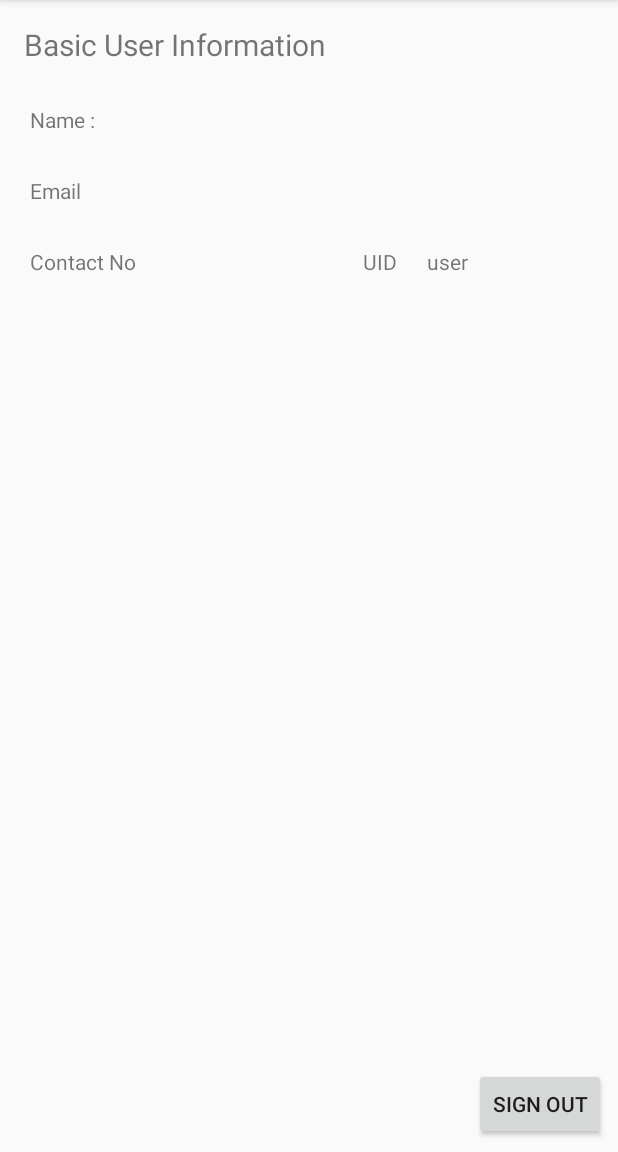
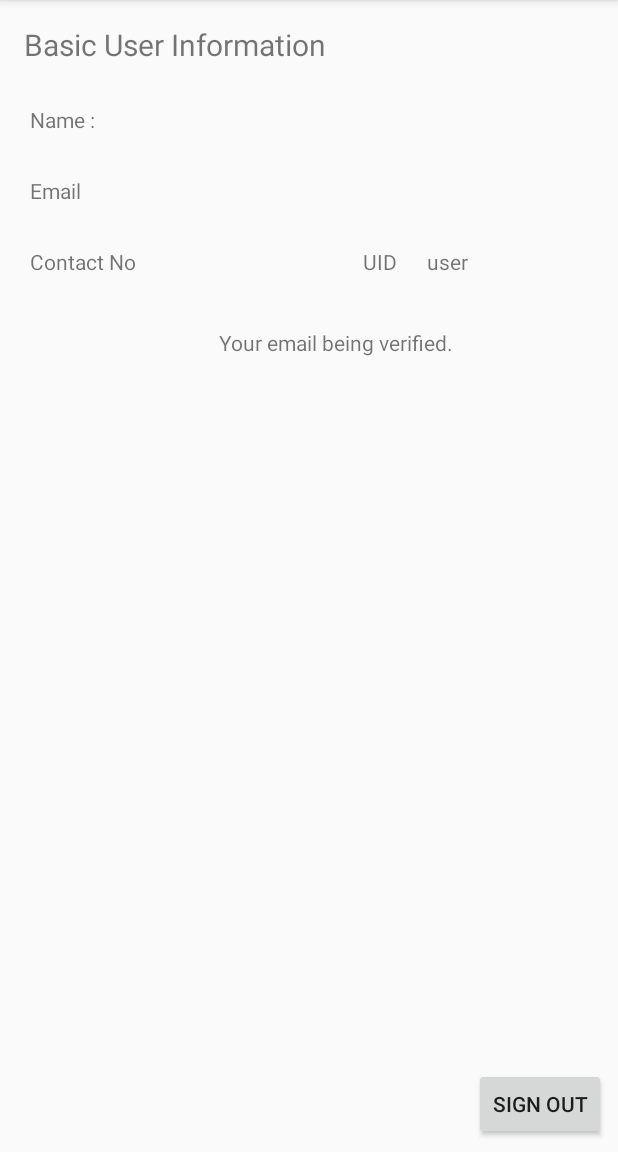
Before and after one commit to Avishka0303/Android_Firebase_authontication, an Android app: the InformationActivity screen opened directly, with no data from a screen before it, on a phone screen of 412 x 824 dp, the part 84-1236 px from its top. Run offline under Robolectric (Android 15) with nearby library versions, the phone set to English and light mode, and no system bars; our stand-ins replace Firebase (no records; nobody signed in at launch, a user with empty details on screens opened directly).

Commit message:
GUI caption 1 finished.

```diff
--- a/app/src/main/java/com/example/predatorx21/fireemailauth/InformationActivity.java
+++ b/app/src/main/java/com/example/predatorx21/fireemailauth/InformationActivity.java
@@ -5,6 +5,7 @@ import android.net.Uri;
 import android.support.annotation.NonNull;
 import android.support.v7.app.AppCompatActivity;
 import android.os.Bundle;
+import android.util.Log;
 import android.view.View;
 import android.widget.Button;
 import android.widget.ImageView;
@@ -19,9 +20,9 @@ import com.google.firebase.auth.FirebaseUser;
 public class InformationActivity extends AppCompatActivity implements View.OnClickListener {
 
     private FirebaseUser user;
-    private TextView username, emailtxt, userid, contactno;
+    private TextView username, emailtxt, userid, contactno,infoTxt;
     private ImageView profilePicView;
-    private Button signoutbtn;
+    private Button signoutbtn,emailBtn;
 
     @Override
     protected void onCreate(Bundle savedInstanceState) {
@@ -34,8 +35,11 @@ public class InformationActivity extends AppCompatActivity implements View.OnCli
         contactno = (TextView) findViewById(R.id.contxt);
         profilePicView = (ImageView) findViewById(R.id.imageView);
         signoutbtn = (Button) findViewById(R.id.signOutBtn);
+        infoTxt=(TextView)findViewById(R.id.notifiTxt);
+        emailBtn=(Button)findViewById(R.id.emailverifyBtn);
 
         signoutbtn.setOnClickListener(this);
+        emailBtn.setOnClickListener(this);
 
         user = MainActivity.mAuth.getCurrentUser();
         setInitialInfo(user);
@@ -48,6 +52,15 @@ public class InformationActivity extends AppCompatActivity implements View.OnCli
         String userPhoneNumber = user.getPhoneNumber();
         String userId = user.getUid();
         Uri photoUrl = user.getPhotoUrl();
+        boolean isverified=user.isEmailVerified();
+
+        if(isverified) {
+            infoTxt.setText(" Your email being verified.");
+            emailBtn.setVisibility(View.INVISIBLE);
+        }else{
+            infoTxt.setText(" Your email has not being verified yet.");
+            emailBtn.setVisibility(View.VISIBLE);
+        }
 
         if (photoUrl == null) {
             Toast.makeText(InformationActivity.this, "No Image URL founded.", Toast.LENGTH_SHORT).show();
@@ -65,7 +78,28 @@ public class InformationActivity extends AppCompatActivity implements View.OnCli
     public void onClick(View view) {
         if (view.getId() == R.id.signOutBtn) {
             signOutFromGoogle();
+        }else if(view.getId()==R.id.emailverifyBtn){
+            verifyTheEmail();
         }
+    }
+
+    private void verifyTheEmail() {
+        final FirebaseUser user=MainActivity.mAuth.getCurrentUser();
+        user.sendEmailVerification().addOnCompleteListener(this, new OnCompleteListener<Void>() {
+            @Override
+            public void onComplete(@NonNull Task<Void> task) {
+                if (task.isSuccessful()) {
+                    Toast.makeText(InformationActivity.this,
+                            "Verification email sent to " + user.getEmail(),
+                            Toast.LENGTH_SHORT).show();
+                } else {
+                    Log.e("InformationActivity", "sendEmailVerification", task.getException());
+                    Toast.makeText(InformationActivity.this,
+                            "Failed to send verification email.",
+                            Toast.LENGTH_SHORT).show();
+                }
+            }
+        });
     }
 
     private void signOutFromGoogle() {
--- a/app/src/main/res/layout/activity_information.xml
+++ b/app/src/main/res/layout/activity_information.xml
@@ -111,12 +111,32 @@
 
     <ImageView
         android:id="@+id/imageView"
-        android:layout_width="wrap_content"
-        android:layout_height="wrap_content"
+        android:layout_width="87dp"
+        android:layout_height="86dp"
         android:layout_marginStart="20dp"
         android:layout_marginTop="25dp"
         app:layout_constraintStart_toStartOf="parent"
         app:layout_constraintTop_toBottomOf="@+id/textView8"
         tools:srcCompat="@tools:sample/avatars[0]" />
 
+    <TextView
+        android:id="@+id/notifiTxt"
+        android:layout_width="261dp"
+        android:layout_height="31dp"
+        android:layout_marginTop="32dp"
+        android:layout_marginEnd="8dp"
+        app:layout_constraintEnd_toEndOf="parent"
+        app:layout_constraintTop_toBottomOf="@+id/uidtxt" />
+
+    <Button
+        android:id="@+id/emailverifyBtn"
+        android:layout_width="wrap_content"
+        android:layout_height="47dp"
+        android:layout_marginEnd="120dp"
+        android:layout_marginBottom="196dp"
+        android:text="verify email"
+        android:textSize="10sp"
+        app:layout_constraintBottom_toBottomOf="parent"
+        app:layout_constraintEnd_toEndOf="parent" />
+
 </android.support.constraint.ConstraintLayout>
```
